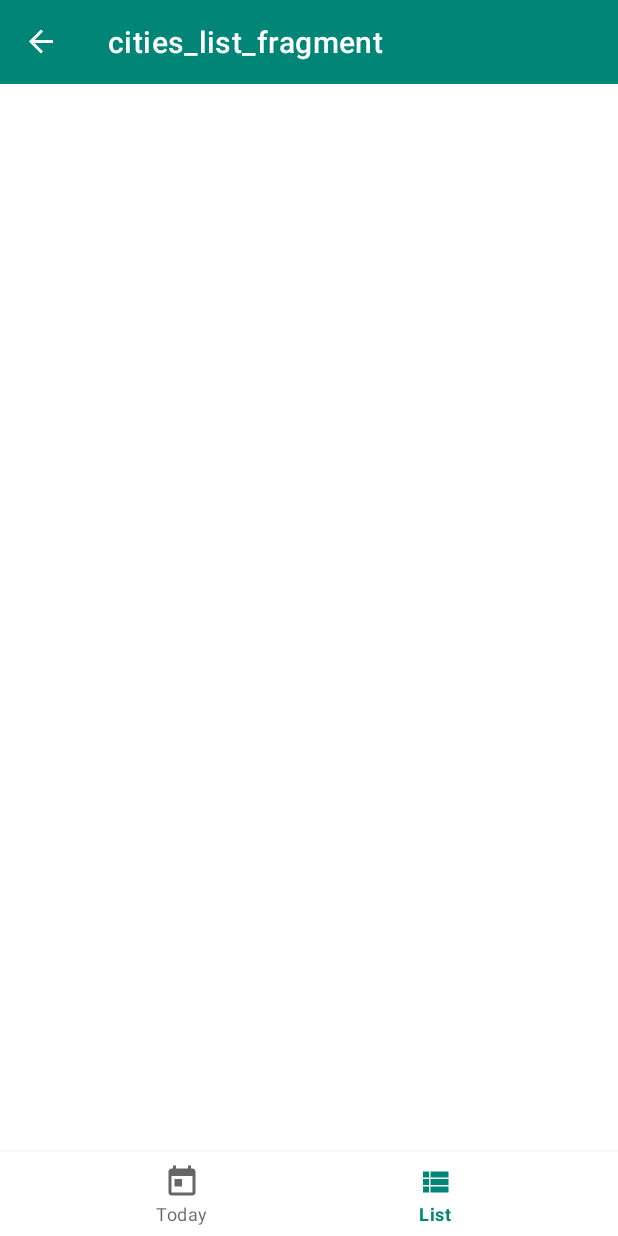
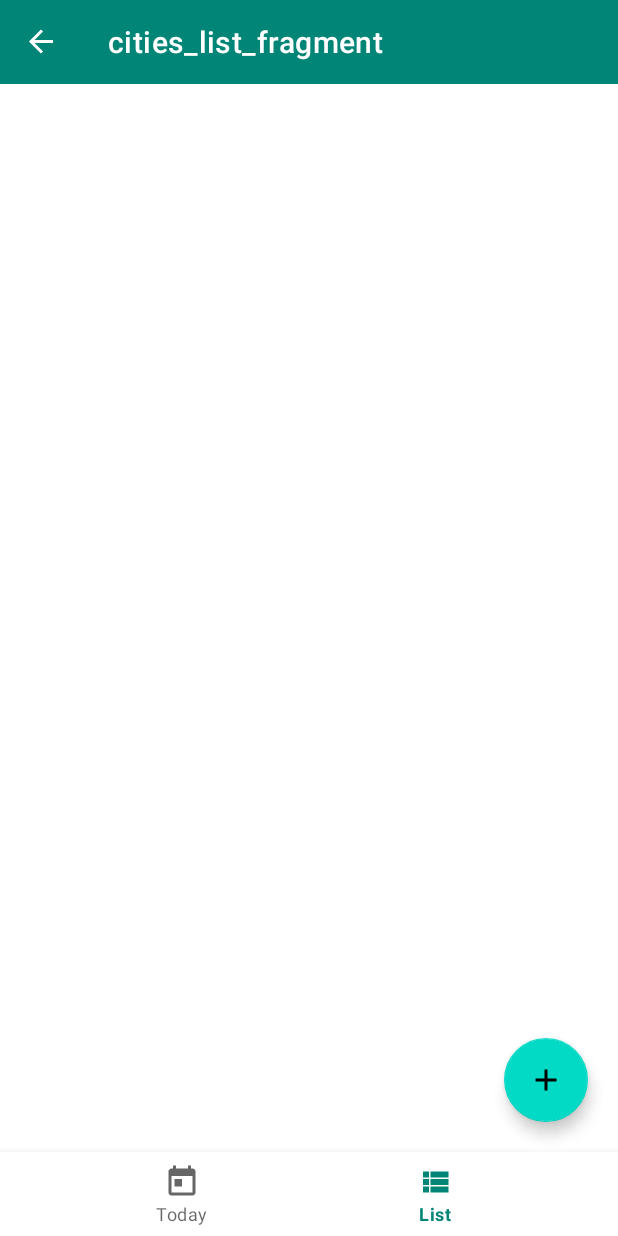
Before and after one commit to fOrgeth/SimpleWeatherApp, an Android app: the CitiesListFragment screen opened through its navigation route, on a phone screen of 412 x 824 dp. Run offline under Robolectric (Android 15) with nearby library versions, the phone set to English and light mode, and no system bars; our stand-ins replace data binding, navigation-ui; network calls fail.

Commit message:
fab added

```diff
--- a/app/src/main/java/th/forge/simpleweatherapp/presentation/current/CurrentWeatherFragment.java
+++ b/app/src/main/java/th/forge/simpleweatherapp/presentation/current/CurrentWeatherFragment.java
@@ -33,7 +33,9 @@ public class CurrentWeatherFragment extends Fragment {
     @Override
     public void onActivityCreated(@Nullable Bundle savedInstanceState) {
         super.onActivityCreated(savedInstanceState);
-        String cityName = "Moscow";
+        if (cityName == null) {
+
+        }
         if (getArguments() != null) {
             cityName = getArguments().getString(KEY_LOC_NAME);
         }
--- /dev/null
+++ b/app/src/main/java/th/forge/simpleweatherapp/presentation/list/FabClickListener.java
@@ -0,0 +1,7 @@
+package th.forge.simpleweatherapp.presentation.list;
+
+import android.view.View;
+
+public interface FabClickListener {
+    void onClick(View view);
+}
--- /dev/null
+++ b/app/src/main/res/drawable/ic_add_black_24dp.xml
@@ -0,0 +1,9 @@
+<vector xmlns:android="http://schemas.android.com/apk/res/android"
+        android:width="24dp"
+        android:height="24dp"
+        android:viewportWidth="24.0"
+        android:viewportHeight="24.0">
+    <path
+        android:fillColor="#FF000000"
+        android:pathData="M19,13h-6v6h-2v-6H5v-2h6V5h2v6h6v2z"/>
+</vector>
--- a/app/src/main/res/layout/fragment_cities_list.xml
+++ b/app/src/main/res/layout/fragment_cities_list.xml
@@ -10,7 +10,7 @@
             type="th.forge.simpleweatherapp.presentation.list.CitiesListViewModel" />
     </data>
 
-    <FrameLayout
+    <android.support.constraint.ConstraintLayout
         android:layout_width="match_parent"
         android:layout_height="match_parent"
         tools:context=".presentation.list.CitiesListFragment">
@@ -19,9 +19,16 @@
             android:id="@+id/cities_rv"
             android:layout_width="match_parent"
             android:layout_height="match_parent"
-            app:layoutManager="android.support.v7.widget.LinearLayoutManager"/>
-            <!--app:setAdapter="@{viewModel.getAdapter()}" -->
+            app:layoutManager="android.support.v7.widget.LinearLayoutManager" />
 
+        <android.support.design.widget.FloatingActionButton
+            android:id="@+id/fab"
+            android:layout_width="wrap_content"
+            android:layout_height="wrap_content"
+            android:layout_margin="@dimen/fab_layout_margin"
+            android:src="@drawable/ic_add_black_24dp"
+            app:layout_constraintBottom_toBottomOf="parent"
+            app:layout_constraintEnd_toEndOf="parent" />
 
-    </FrameLayout>
+    </android.support.constraint.ConstraintLayout>
 </layout>
--- a/app/src/main/res/values/colors.xml
+++ b/app/src/main/res/values/colors.xml
@@ -2,5 +2,5 @@
 <resources>
     <color name="colorPrimary">#008577</color>
     <color name="colorPrimaryDark">#00574B</color>
-    <color name="colorAccent">#D81B60</color>
+    <color name="colorAccent">#ff8a80</color>
 </resources>
--- a/app/src/main/res/values/dimens.xml
+++ b/app/src/main/res/values/dimens.xml
@@ -5,4 +5,5 @@
     <dimen name="item_rv_title_text_size">16sp</dimen>
     <dimen name="item_rv_height">50dp</dimen>
     <dimen name="item_rv_ll_padding">5dp</dimen>
+    <dimen name="fab_layout_margin">20dp</dimen>
 </resources>
```
